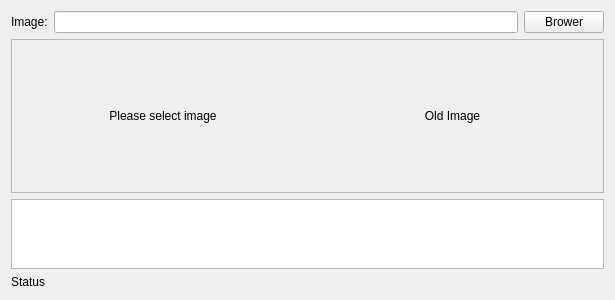
Before: the Qt Designer form App/FrmRecognizerImage.ui in KangLin/FaceRecognizer, drawn with Qt 5.
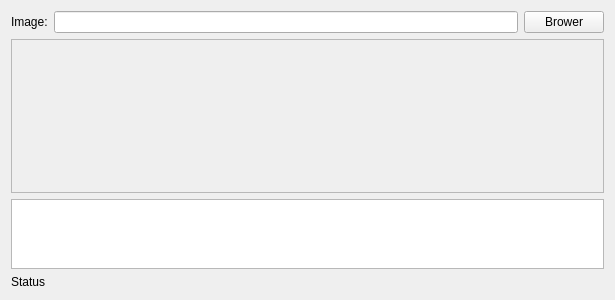
After: the same form once the commit is applied. Custom widgets are drawn as their Qt base class.

Commit message: Use CFrmDisplay display image

The edit to the form file:
```diff
--- a/App/FrmRecognizerImage.ui
+++ b/App/FrmRecognizerImage.ui
@@ -10,6 +10,12 @@
     <height>300</height>
    </rect>
   </property>
+  <property name="sizePolicy">
+   <sizepolicy hsizetype="Expanding" vsizetype="Expanding">
+    <horstretch>0</horstretch>
+    <verstretch>4</verstretch>
+   </sizepolicy>
+  </property>
   <property name="windowTitle">
    <string>Recognizer from image</string>
   </property>
@@ -64,42 +70,28 @@
      </property>
      <layout class="QGridLayout" name="gridLayout">
       <item row="0" column="0">
-       <widget class="QLabel" name="lbImage">
+       <layout class="QHBoxLayout" name="horizontalLayout_2">
+        <item>
+         <widget class="CFrmDisplay" name="frmImage" native="true">
         <property name="sizePolicy">
          <sizepolicy hsizetype="Expanding" vsizetype="Expanding">
-          <horstretch>1</horstretch>
-          <verstretch>4</verstretch>
-         </sizepolicy>
-        </property>
-        <property name="text">
-         <string>Please select image</string>
-        </property>
-        <property name="scaledContents">
-         <bool>true</bool>
-        </property>
-        <property name="alignment">
-         <set>Qt::AlignCenter</set>
-        </property>
-       </widget>
-      </item>
-      <item row="0" column="1">
-       <widget class="QLabel" name="lbOldImage">
+            <horstretch>0</horstretch>
+            <verstretch>0</verstretch>
+           </sizepolicy>
+          </property>
+         </widget>
+        </item>
+        <item>
+         <widget class="CFrmDisplay" name="frmOldImage" native="true">
         <property name="sizePolicy">
          <sizepolicy hsizetype="Expanding" vsizetype="Expanding">
-          <horstretch>1</horstretch>
-          <verstretch>4</verstretch>
-         </sizepolicy>
-        </property>
-        <property name="text">
-         <string>Old Image</string>
-        </property>
-        <property name="scaledContents">
-         <bool>true</bool>
-        </property>
-        <property name="alignment">
-         <set>Qt::AlignCenter</set>
-        </property>
-       </widget>
+            <horstretch>0</horstretch>
+            <verstretch>0</verstretch>
+           </sizepolicy>
+          </property>
+         </widget>
+        </item>
+       </layout>
       </item>
      </layout>
     </widget>
@@ -129,6 +121,14 @@
    </item>
   </layout>
  </widget>
+ <customwidgets>
+  <customwidget>
+   <class>CFrmDisplay</class>
+   <extends>QWidget</extends>
+   <header location="global">FrmDisplay.h</header>
+   <container>1</container>
+  </customwidget>
+ </customwidgets>
  <resources/>
  <connections/>
 </ui>
```
Left out of the diff: 2 changed lines with no effect on the pictures. Lines whose indentation alone changed are shown as unchanged. The commit also changes 4 other files.
